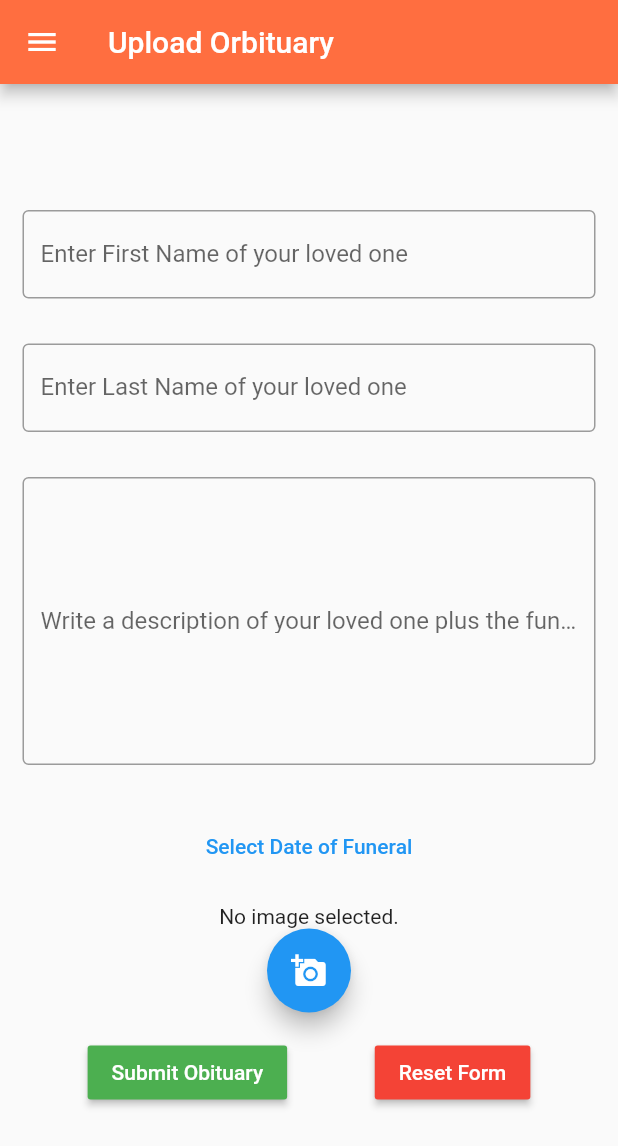
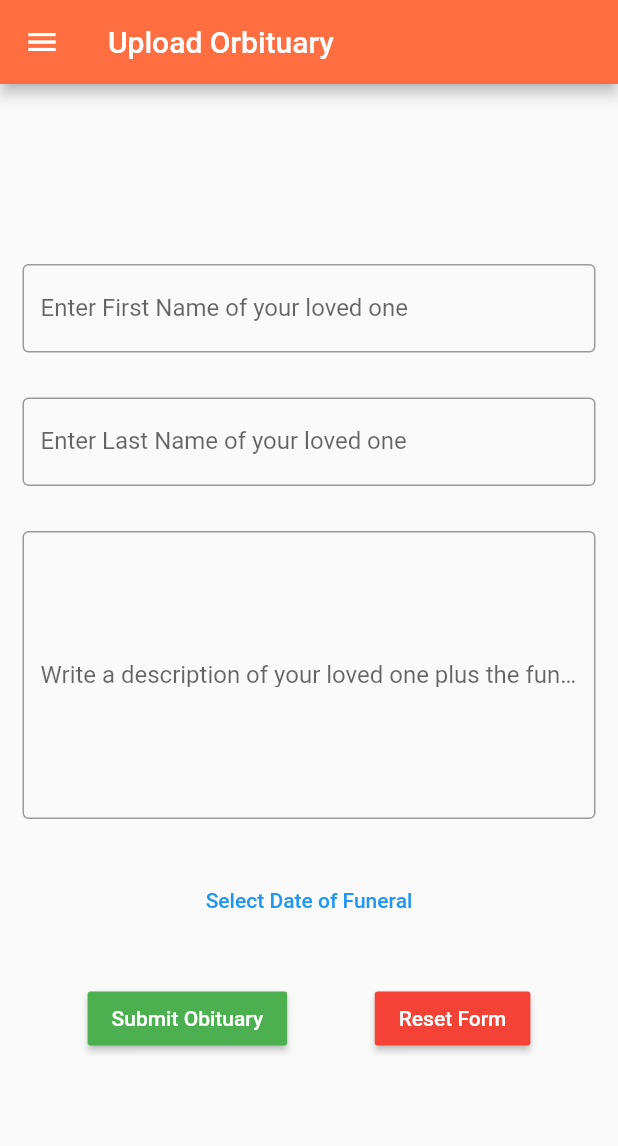
Before and after one commit to kibmuikia/rememberthee, a Flutter app: the UploadPage screen opened by its route, on a phone screen of 412 x 824 dp. Shown: the top 1146 px of the screen. Run offline on Flutter 3.47's test engine with Material 2 defaults, Android fonts, the phone set to English and light mode, and no system bars; our stand-ins replace flutter_redux, redux.

Commit message:
time:1103hrs, further reversal of postupload

```diff
--- a/lib/views/orbituaries/postupload.dart
+++ b/lib/views/orbituaries/postupload.dart
@@ -1,9 +1,9 @@
-import 'dart:io';
 
 import 'package:flutter/material.dart';
 import 'package:http/http.dart' as http;
 import 'package:intl/intl.dart';
-import 'package:image_picker_modern/image_picker_modern.dart';
+// import 'dart:io';
+// import 'package:image_picker_modern/image_picker_modern.dart';
 
 import '../../components/mydrawer.dart';
 
@@ -23,23 +23,23 @@ class _UploadPageState extends State<UploadPage> {
   User confirmedUser = new User();
   Obituary ob = new Obituary();
   var dof;
-    File _image;
+    // File _image;
     // File _image1;
     // File _image2;
 
 
 
-  Future getImage() async {
-    var image = await ImagePicker.pickImage(source: ImageSource.gallery);
-    //  var image1 = await ImagePicker.pickImage(source: ImageSource.gallery);
-    // var image2 = await ImagePicker.pickImage(source: ImageSource.gallery);
+  // Future getImage() async {
+  //   var image = await ImagePicker.pickImage(source: ImageSource.gallery);
+  //   //  var image1 = await ImagePicker.pickImage(source: ImageSource.gallery);
+  //   // var image2 = await ImagePicker.pickImage(source: ImageSource.gallery);
 
-    setState(() {
-      _image = image;
-      // _image1 = image1;
-      // _image2 = image2;
-    });
-  }
+  //   setState(() {
+  //     _image = image;
+  //     // _image1 = image1;
+  //     // _image2 = image2;
+  //   });
+  // }
 
   void processObituary() async {
     var url = "https://rememberthee.com/android/process_obituary.php";
@@ -193,16 +193,16 @@ class _UploadPageState extends State<UploadPage> {
                             },
                           ),
                         ),
-                        Container(
-                        child: _image == null
-                            ? Text('No image selected.')
-                            : Image.file(_image),
-                      ),
-                       FloatingActionButton(
-                        onPressed: getImage,
-                        tooltip: 'Pick Image',
-                        child: Icon(Icons.add_a_photo),
-                      ),
+                      //   Container(
+                      //   child: _image == null
+                      //       ? Text('No image selected.')
+                      //       : Image.file(_image),
+                      // ),
+                      //  FloatingActionButton(
+                      //   onPressed: getImage,
+                      //   tooltip: 'Pick Image',
+                      //   child: Icon(Icons.add_a_photo),
+                      // ),
                     // Container(
                     //     child: _image1 == null
                     //         ? Text('No image selected.')
```
